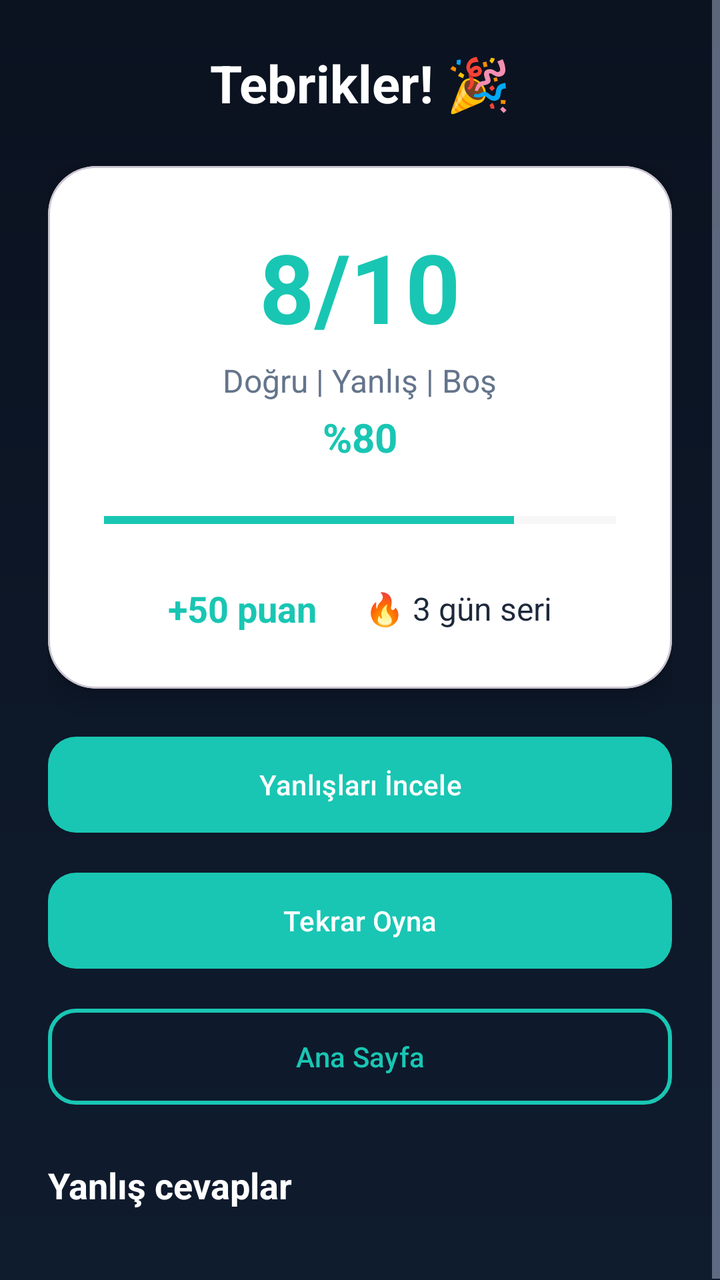
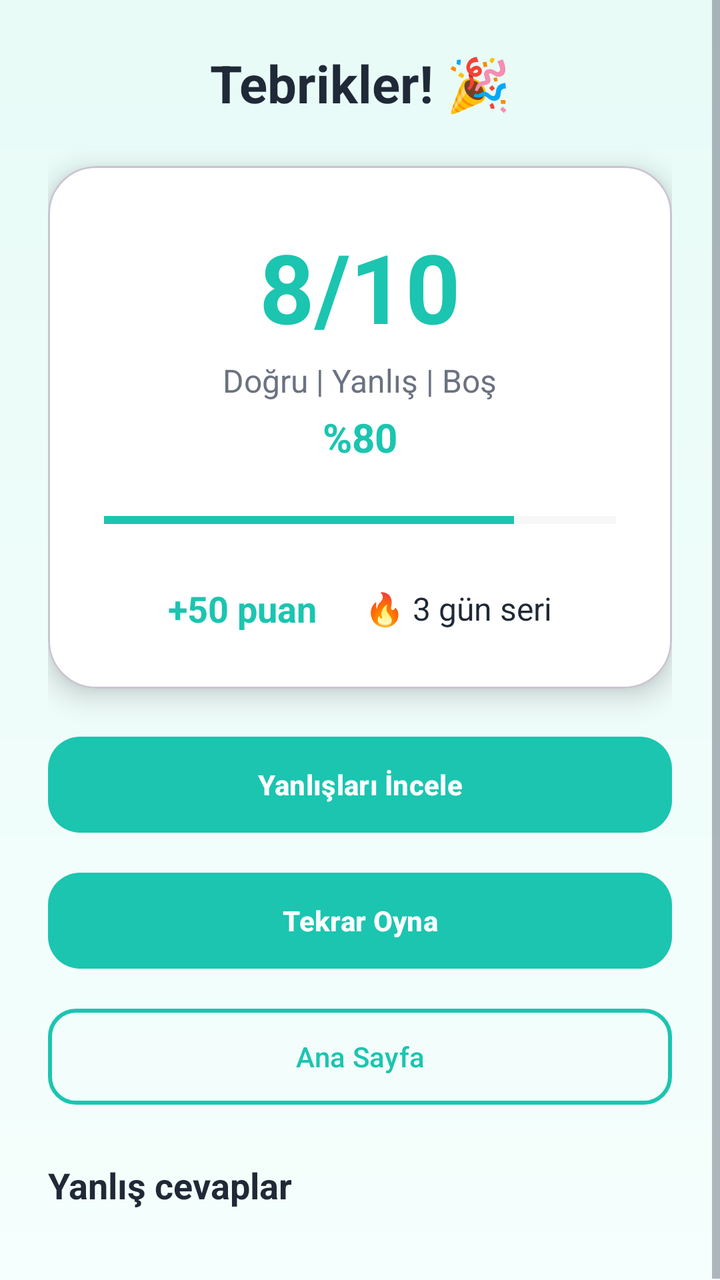

Before-and-after screenshots of an Android layout around one commit, followed by the original layout XML and the change that was made.
<!-- AndroidManifest.xml: application theme Theme.BrainBuddy -->
<!-- res/layout/activity_quiz_result.xml -->
<?xml version="1.0" encoding="utf-8"?>
<ScrollView xmlns:android="http://schemas.android.com/apk/res/android"
    xmlns:app="http://schemas.android.com/apk/res-auto"
    android:layout_width="match_parent"
    android:layout_height="match_parent"
    android:background="@drawable/bg_gradient"
    android:fillViewport="true">

    <LinearLayout
        android:layout_width="match_parent"
        android:layout_height="wrap_content"
        android:orientation="vertical"
        android:padding="24dp">

        <TextView
            android:id="@+id/tvTitle"
            android:layout_width="match_parent"
            android:layout_height="wrap_content"
            android:text="Tebrikler! 🎉"
            android:textSize="26sp"
            android:textStyle="bold"
            android:textColor="@color/white"
            android:gravity="center"/>

        <com.google.android.material.card.MaterialCardView
            android:layout_width="match_parent"
            android:layout_height="wrap_content"
            app:cardCornerRadius="24dp"
            app:cardElevation="8dp"
            app:cardBackgroundColor="@color/white"
            android:layout_marginTop="24dp">

            <LinearLayout
                android:layout_width="match_parent"
                android:layout_height="wrap_content"
                android:orientation="vertical"
                android:padding="28dp"
                android:gravity="center">

                <TextView
                    android:id="@+id/tvScoreBig"
                    android:layout_width="wrap_content"
                    android:layout_height="wrap_content"
                    android:text="8/10"
                    android:textSize="48sp"
                    android:textStyle="bold"
                    android:textColor="@color/bb_turquoise"/>

        <TextView
            android:id="@+id/tvScoreLabel"
            android:layout_width="wrap_content"
            android:layout_height="wrap_content"
            android:text="Doğru | Yanlış | Boş"
            android:textSize="16sp"
            android:textColor="@color/bb_text_dark_muted"
            android:layout_marginTop="4dp"/>

        <TextView
            android:id="@+id/tvPercentage"
            android:layout_width="wrap_content"
            android:layout_height="wrap_content"
            android:text="%80"
            android:textSize="20sp"
            android:textStyle="bold"
            android:textColor="@color/bb_turquoise"
            android:layout_marginTop="4dp"/>

                <TextView
                    android:id="@+id/tvPassFail"
                    android:layout_width="wrap_content"
                    android:layout_height="wrap_content"
                    android:text="GEÇTİ"
                    android:textSize="18sp"
                    android:textStyle="bold"
                    android:layout_marginTop="8dp"
                    android:visibility="gone"/>

                <ProgressBar
                    android:id="@+id/progressCircle"
                    style="?android:attr/progressBarStyleHorizontal"
                    android:layout_width="match_parent"
                    android:layout_height="wrap_content"
                    android:layout_marginTop="20dp"
                    android:max="100"
                    android:progress="80"
                    android:progressTint="@color/bb_turquoise"
                    android:progressBackgroundTint="#E0E0E0"/>

                <LinearLayout
                    android:layout_width="match_parent"
                    android:layout_height="wrap_content"
                    android:orientation="horizontal"
                    android:gravity="center"
                    android:layout_marginTop="24dp">

                    <TextView
                        android:id="@+id/tvPoints"
                        android:layout_width="wrap_content"
                        android:layout_height="wrap_content"
                        android:text="+50 puan"
                        android:textSize="18sp"
                        android:textStyle="bold"
                        android:textColor="@color/bb_turquoise"/>

                    <TextView
                        android:id="@+id/tvStreak"
                        android:layout_width="wrap_content"
                        android:layout_height="wrap_content"
                        android:layout_marginStart="24dp"
                        android:text="🔥 3 gün seri"
                        android:textSize="16sp"
                        android:textColor="@color/bb_text_dark"/>
                </LinearLayout>

                <TextView
                    android:id="@+id/tvLevel"
                    android:layout_width="wrap_content"
                    android:layout_height="wrap_content"
                    android:text="Seviye 1"
                    android:textSize="14sp"
                    android:layout_marginTop="12dp"
                    android:visibility="gone"/>

                <TextView
                    android:id="@+id/tvAnalytics"
                    android:layout_width="match_parent"
                    android:layout_height="wrap_content"
                    android:text=""
                    android:textSize="13sp"
                    android:textColor="@color/bb_text_dark_muted"
                    android:layout_marginTop="12dp"
                    android:visibility="gone"/>
            </LinearLayout>
        </com.google.android.material.card.MaterialCardView>

        <Button
            android:id="@+id/btnRetryWrong"
            style="@style/BB.Button"
            android:layout_width="match_parent"
            android:layout_height="56dp"
            android:layout_marginTop="20dp"
            android:text="Yanlışları İncele"
            android:textAllCaps="false"/>

        <Button
            android:id="@+id/btnRetryTest"
            style="@style/BB.Button"
            android:layout_width="match_parent"
            android:layout_height="56dp"
            android:layout_marginTop="12dp"
            android:text="Testi Tekrarla"
            android:textAllCaps="false"
            android:visibility="gone"/>

        <Button
            android:id="@+id/btnPlayAgain"
            style="@style/BB.Button"
            android:layout_width="match_parent"
            android:layout_height="56dp"
            android:layout_marginTop="12dp"
            android:text="Tekrar Oyna"
            android:textAllCaps="false"/>

        <Button
            android:id="@+id/btnHome"
            style="@style/BBButtonAlt"
            android:layout_width="match_parent"
            android:layout_height="56dp"
            android:layout_marginTop="12dp"
            android:text="Ana Sayfa"
            android:textAllCaps="false"/>

        <androidx.constraintlayout.widget.ConstraintLayout
            android:id="@+id/wrongSection"
            android:layout_width="match_parent"
            android:layout_height="wrap_content"
            android:layout_marginTop="24dp">

            <TextView
                android:id="@+id/tvWrongTitle"
                android:layout_width="wrap_content"
                android:layout_height="wrap_content"
                android:text="Yanlış cevaplar"
                android:textSize="18sp"
                android:textStyle="bold"
                android:textColor="@color/white"
                app:layout_constraintTop_toTopOf="parent"
                app:layout_constraintStart_toStartOf="parent"/>

            <androidx.recyclerview.widget.RecyclerView
                android:id="@+id/recyclerWrong"
                android:layout_width="match_parent"
                android:layout_height="wrap_content"
                android:layout_marginTop="12dp"
                android:nestedScrollingEnabled="false"
                app:layout_constraintTop_toBottomOf="@id/tvWrongTitle"/>
        </androidx.constraintlayout.widget.ConstraintLayout>

    </LinearLayout>
</ScrollView>
<!-- resources referenced by this layout -->
<resources>
  <color name="bb_text_dark">#1E293B</color>
  <color name="bb_text_dark_muted">#64748B</color>
  <color name="bb_turquoise">#19C6B3</color>
  <color name="white">#FFFFFF</color>
  <!-- drawable bg_gradient (drawable) -->
  <?xml version="1.0" encoding="utf-8"?>
  <layer-list xmlns:android="http://schemas.android.com/apk/res/android">
      <item>
          <shape>
              <gradient
                  android:angle="270"
                  android:startColor="#0B1220"
                  android:endColor="#0F1C2E"/>
          </shape>
      </item>
  </layer-list>
  <style name="BB.Button" parent="BBButton" />
  <style name="BBButtonAlt" parent="Widget.Material3.Button.OutlinedButton">
          <item name="android:minHeight">48dp</item>
          <item name="cornerRadius">14dp</item>
          <item name="android:textAllCaps">false</item>
          <item name="android:textColor">@color/bb_primary</item>
          <item name="strokeColor">@color/bb_primary</item>
          <item name="strokeWidth">2dp</item>
      </style>
  <style name="Theme.BrainBuddy" parent="Theme.Material3.DayNight.NoActionBar">
          
          <item name="colorPrimary">@color/bb_primary</item>
          <item name="colorOnPrimary">@color/white</item>
          <item name="colorSecondary">@color/bb_secondary</item>
          <item name="colorOnSecondary">@color/white</item>
          <item name="colorTertiary">@color/bb_tertiary</item>
          <item name="colorOnTertiary">@color/white</item>
  
          
          <item name="android:windowBackground">@color/bb_bg</item>
          <item name="android:textColorPrimary">@color/bb_text</item>
          <item name="android:textColorSecondary">@color/bb_text_muted</item>
      </style>
  <style name="BBButton" parent="Widget.Material3.Button">
          <item name="android:minHeight">48dp</item>
          <item name="cornerRadius">14dp</item>
          <item name="android:textAllCaps">false</item>
          <item name="android:textColor">@color/white</item>
          <item name="backgroundTint">@color/bb_primary</item>
      </style>
  <color name="bb_primary">#19C6B3</color>
  <color name="bb_secondary">#38BDF8</color>
  <color name="bb_tertiary">#A78BFA</color>
  <color name="bb_bg">#0B1220</color>
  <color name="bb_text">#EAF0FF</color>
  <color name="bb_text_muted">#A9B4D0</color>
</resources>

<!-- the commit's change to res/layout/activity_quiz_result.xml (unified diff, before → after) -->
@@ -19,7 +19,7 @@
             android:text="Tebrikler! 🎉"
             android:textSize="26sp"
             android:textStyle="bold"
-            android:textColor="@color/white"
+            android:textColor="@color/bb_text_dark"
             android:gravity="center"/>
 
         <com.google.android.material.card.MaterialCardView
@@ -142,6 +142,32 @@
             android:text="Yanlışları İncele"
             android:textAllCaps="false"/>
 
+        <LinearLayout
+            android:id="@+id/adRetrySection"
+            android:layout_width="match_parent"
+            android:layout_height="wrap_content"
+            android:orientation="vertical"
+            android:visibility="gone"
+            android:layout_marginTop="12dp">
+
+            <TextView
+                android:id="@+id/tvAdRetryInfo"
+                android:layout_width="match_parent"
+                android:layout_height="wrap_content"
+                android:text="Reklam izleyerek bir yanlış soruyu tekrar cevaplayabilirsin."
+                android:textSize="14sp"
+                android:textColor="@color/bb_text_dark_muted"
+                android:paddingBottom="8dp"/>
+
+            <Button
+                android:id="@+id/btnWatchAd"
+                style="@style/BBButtonAlt"
+                android:layout_width="match_parent"
+                android:layout_height="56dp"
+                android:text="Reklam İzle → Tekrar Dene"
+                android:textAllCaps="false"/>
+        </LinearLayout>
+
         <Button
             android:id="@+id/btnRetryTest"
             style="@style/BB.Button"
@@ -183,7 +209,7 @@
                 android:text="Yanlış cevaplar"
                 android:textSize="18sp"
                 android:textStyle="bold"
-                android:textColor="@color/white"
+                android:textColor="@color/bb_text_dark"
                 app:layout_constraintTop_toTopOf="parent"
                 app:layout_constraintStart_toStartOf="parent"/>
 
<!-- resource entries referenced after the edit -->
@@ -1,8 +1,8 @@
 <!-- resources referenced by this layout -->
 <resources>
-  <color name="bb_text_dark">#1E293B</color>
-  <color name="bb_text_dark_muted">#64748B</color>
-  <color name="bb_turquoise">#19C6B3</color>
+  <color name="bb_text_dark">#1F2937</color>
+  <color name="bb_text_dark_muted">#6B7280</color>
+  <color name="bb_turquoise">#1BC5B0</color>
   <color name="white">#FFFFFF</color>
   <!-- drawable bg_gradient (drawable) -->
   <?xml version="1.0" encoding="utf-8"?>
@@ -11,8 +11,8 @@
           <shape>
               <gradient
                   android:angle="270"
-                  android:startColor="#0B1220"
-                  android:endColor="#0F1C2E"/>
+                  android:startColor="#E8FBF7"
+                  android:endColor="#F5FFFD"/>
           </shape>
       </item>
   </layer-list>
@@ -25,32 +25,31 @@
           <item name="strokeColor">@color/bb_primary</item>
           <item name="strokeWidth">2dp</item>
       </style>
-  <style name="Theme.BrainBuddy" parent="Theme.Material3.DayNight.NoActionBar">
-          
+  <style name="Theme.BrainBuddy" parent="Theme.Material3.Light.NoActionBar">
           <item name="colorPrimary">@color/bb_primary</item>
           <item name="colorOnPrimary">@color/white</item>
           <item name="colorSecondary">@color/bb_secondary</item>
           <item name="colorOnSecondary">@color/white</item>
-          <item name="colorTertiary">@color/bb_tertiary</item>
-          <item name="colorOnTertiary">@color/white</item>
-  
-          
+          <item name="colorTertiary">@color/bb_accent</item>
+          <item name="colorOnTertiary">@color/black</item>
           <item name="android:windowBackground">@color/bb_bg</item>
           <item name="android:textColorPrimary">@color/bb_text</item>
           <item name="android:textColorSecondary">@color/bb_text_muted</item>
       </style>
   <style name="BBButton" parent="Widget.Material3.Button">
-          <item name="android:minHeight">48dp</item>
-          <item name="cornerRadius">14dp</item>
+          <item name="android:minHeight">56dp</item>
+          <item name="cornerRadius">16dp</item>
           <item name="android:textAllCaps">false</item>
           <item name="android:textColor">@color/white</item>
+          <item name="android:textStyle">bold</item>
           <item name="backgroundTint">@color/bb_primary</item>
       </style>
-  <color name="bb_primary">#19C6B3</color>
-  <color name="bb_secondary">#38BDF8</color>
-  <color name="bb_tertiary">#A78BFA</color>
-  <color name="bb_bg">#0B1220</color>
-  <color name="bb_text">#EAF0FF</color>
-  <color name="bb_text_muted">#A9B4D0</color>
+  <color name="bb_primary">#1BC5B0</color>
+  <color name="bb_secondary">#00897B</color>
+  <color name="bb_accent">#FFC107</color>
+  <color name="black">#000000</color>
+  <color name="bb_bg">#E8FBF7</color>
+  <color name="bb_text">#1F2937</color>
+  <color name="bb_text_muted">#6B7280</color>
 </resources>
 
